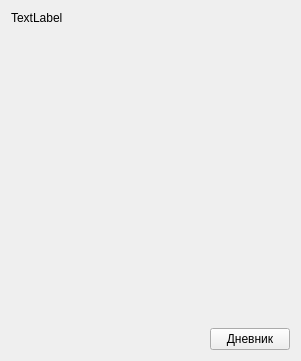
andrewd80lvl/andr1, file mainwindow.ui: the form before one commit.
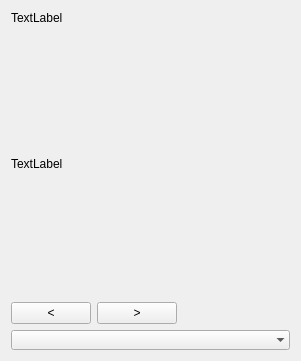
The form after the commit.

Patch:
```diff
--- a/mainwindow.ui
+++ b/mainwindow.ui
@@ -15,17 +15,41 @@
   </property>
   <widget class="QWidget" name="centralWidget">
    <layout class="QGridLayout" name="gridLayout">
-    <item row="0" column="0" colspan="3">
-     <widget class="QLabel" name="text">
+    <item row="0" column="0">
+     <widget class="QLabel" name="lDate">
       <property name="text">
        <string>TextLabel</string>
       </property>
-      <property name="alignment">
-       <set>Qt::AlignLeading|Qt::AlignLeft|Qt::AlignTop</set>
+     </widget>
+    </item>
+    <item row="1" column="0" colspan="4">
+     <widget class="QLabel" name="lDairy">
+      <property name="sizePolicy">
+       <sizepolicy hsizetype="Preferred" vsizetype="Expanding">
+        <horstretch>0</horstretch>
+        <verstretch>0</verstretch>
+       </sizepolicy>
       </property>
+      <property name="text">
+       <string>TextLabel</string>
+      </property>
      </widget>
     </item>
-    <item row="1" column="1">
+    <item row="2" column="0">
+     <widget class="QPushButton" name="pbPrevDay">
+      <property name="text">
+       <string>&lt;</string>
+      </property>
+     </widget>
+    </item>
+    <item row="2" column="1">
+     <widget class="QPushButton" name="pbNextDay">
+      <property name="text">
+       <string>&gt;</string>
+      </property>
+     </widget>
+    </item>
+    <item row="2" column="2">
      <spacer name="horizontalSpacer">
       <property name="orientation">
        <enum>Qt::Horizontal</enum>
@@ -38,10 +62,13 @@
       </property>
      </spacer>
     </item>
-    <item row="1" column="2">
-     <widget class="QPushButton" name="pushButton">
-      <property name="text">
-       <string>Дневник</string>
+    <item row="3" column="0" colspan="4">
+     <widget class="QComboBox" name="cbLog">
+      <property name="duplicatesEnabled">
+       <bool>true</bool>
+      </property>
+      <property name="frame">
+       <bool>false</bool>
       </property>
      </widget>
     </item>
```
Left out of the diff: 30 changed lines with no effect on the pictures.
